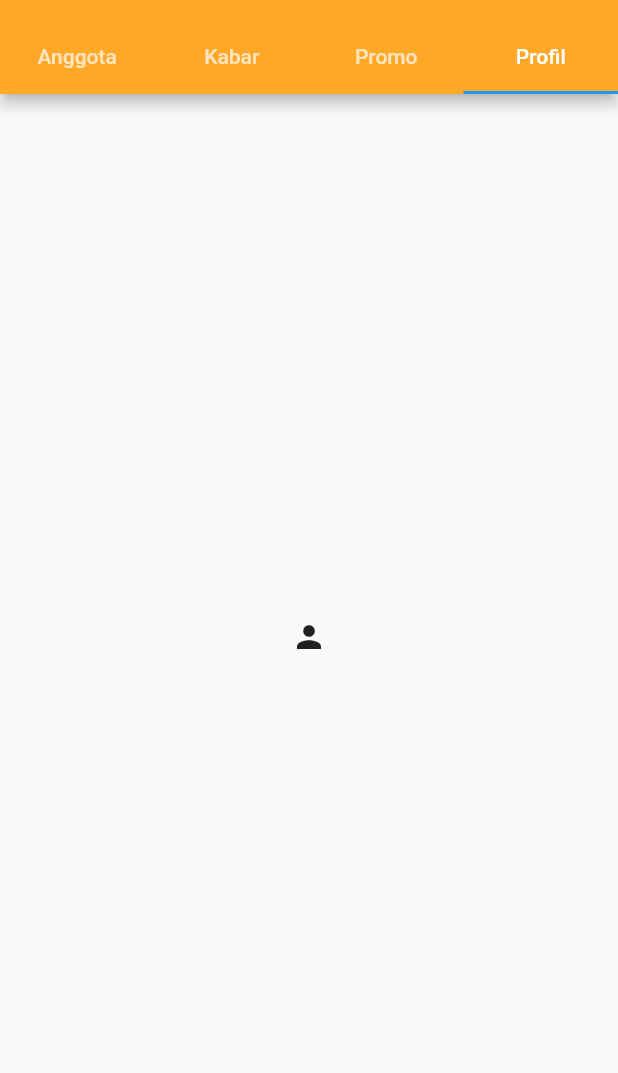
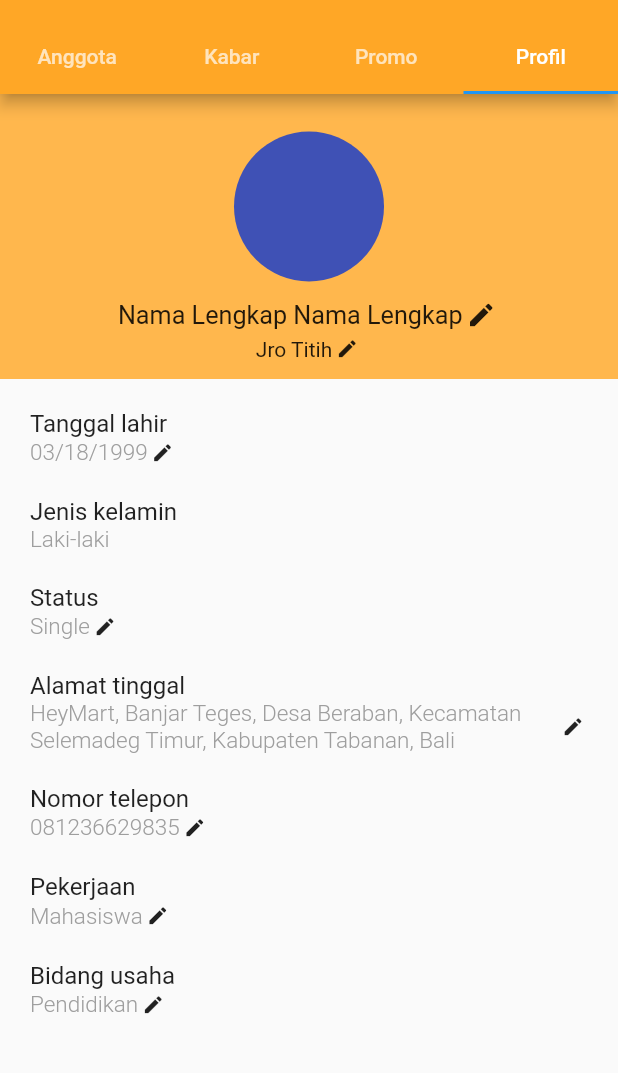
Before and after one commit to vayupranaditya/arya-kenceng-member, a Flutter app: the screen it shows after launch, tab 4 chosen, on a phone screen of 412 x 824 dp, the part 56-1129 px from its top. Run offline on Flutter 3.47's test engine with Material 2 defaults, Android fonts, the phone set to English and light mode, and no system bars; drawn by our look-alikes of auto_size_text.

Commit message:
profile done

```diff
--- a/lib/layout/home.dart
+++ b/lib/layout/home.dart
@@ -3,6 +3,7 @@ import 'package:auto_size_text/auto_size_text.dart';
 import 'homeMember.dart';
 import 'homeNewsfeed.dart';
 import 'homePromo.dart';
+import 'homeProfile.dart';
 
 class HomeFragment {
   static Widget buildHomeFragment() {
@@ -59,7 +60,7 @@ class HomeFragment {
               MemberFragment.buildMemberFragment(),
               NewsfeedFragment.buildNewsfeedFragment(),
               PromoFragment.buildPromoFragment(),
-              Icon(Icons.person),
+              ProfileFragment.buildProfileFragment(),
             ],
           ),
         ),
--- /dev/null
+++ b/lib/layout/homeProfile.dart
@@ -0,0 +1,204 @@
+import 'package:flutter/material.dart';
+
+class ProfileFragment {
+
+  static Widget buildProfileSummary() {
+    return Container(
+      width: double.infinity,
+      decoration: BoxDecoration(
+        color: Colors.orange[300],
+      ),
+      padding: EdgeInsets.only(top: 25.0, bottom: 10.0),
+      alignment: Alignment(0.0,0.0),
+      child: Column(
+        children: <Widget>[
+          Container(
+            child: CircleAvatar(
+              backgroundColor: Colors.indigo,
+              minRadius: 50.0,
+            ),
+          ),
+          Container(
+            padding: EdgeInsets.only(top:10.0),
+            child: Row(
+              mainAxisAlignment: MainAxisAlignment.center,
+              children: <Widget>[
+                Text("Nama Lengkap Nama Lengkap",
+                  textScaleFactor: 1.2,
+                  maxLines: 1,
+                ),
+                SizedBox(
+                  height: 25.0,
+                  width: 25.0,
+                  child: IconButton(
+                    padding: EdgeInsets.all(0.0),
+                    icon: Icon(Icons.edit),
+                    iconSize: 20.0,
+                    onPressed: () => {},
+                  ),
+                ),
+              ],
+            )
+          ),
+          Container(
+            child: Row(
+              mainAxisAlignment: MainAxisAlignment.center,
+              children: <Widget>[
+                Text("Jro Titih",
+                  maxLines: 1,
+                ),
+                SizedBox(
+                  height: 20.0,
+                  width: 20.0,
+                  child: IconButton(
+                    padding: EdgeInsets.all(0.0),
+                    icon: Icon(Icons.edit),
+                    iconSize: 15.0,
+                    onPressed: () => {},
+                  )
+                ),
+              ],
+            ),
+          )
+        ],
+      ),
+    );
+  }
+
+  static Widget buildEditableButton({@required bool isEditable, String url}) {
+    if (isEditable) {
+      return SizedBox(
+        height: 20.0,
+        width: 20.0,
+        child: IconButton(
+          padding: EdgeInsets.all(0.0),
+          icon: Icon(Icons.edit),
+          iconSize: 15.0,
+          onPressed: () => {},
+        ),
+      );
+    } else {
+      return SizedBox(
+        height: 0.0,
+        width: 0.0,
+      );
+    }
+  }
+
+  static Widget buildValue({@required String value, bool isMultiline = false}) {
+    if (isMultiline) {
+      return Expanded(
+        child: Text(value,
+          style: TextStyle(
+            fontWeight: FontWeight.w300,
+            fontSize: 15.0,
+            color: Colors.grey
+          ),
+        ),
+      );
+    } else {
+      return Container(
+        child: Text(value,
+          style: TextStyle(
+            fontWeight: FontWeight.w300,
+            fontSize: 15.0,
+            color: Colors.grey
+          ),
+        ),
+      );
+    }
+  }
+
+  static Widget buildField({@required String name, String type, String url, @required String value, bool isEditable = true, bool isMultiline = false}) {
+    return Container(
+      width: double.infinity,
+      padding: EdgeInsets.symmetric(vertical: 10.0),
+      child: Column(
+        crossAxisAlignment: CrossAxisAlignment.start,
+        children: <Widget>[
+          Text(name,
+            style: TextStyle(
+              fontSize: 16.0,
+            ),
+          ),
+          Row(
+            mainAxisSize: MainAxisSize.max,
+            children: <Widget>[
+              buildValue(
+                value: value,
+                isMultiline: isMultiline
+              ),
+              buildEditableButton(
+                isEditable:isEditable
+              )
+            ],
+          )
+        ],
+      ),
+    );
+  }
+
+  static Widget buildProfileDetail() {
+    return Container(
+      width: double.infinity,
+      child: Column(
+        crossAxisAlignment: CrossAxisAlignment.start,
+        children: <Widget>[
+          Container(
+            padding: EdgeInsets.symmetric(vertical: 10.0, horizontal: 20.0),
+            child: Column(
+              crossAxisAlignment: CrossAxisAlignment.start,
+              children: <Widget>[
+                buildField(
+                  name: "Tanggal lahir",
+                  value: "03/18/1999"
+                ),
+                buildField(
+                  name: "Jenis kelamin",
+                  value: "Laki-laki",
+                  isEditable: false,
+                ),
+                buildField(
+                  name: "Status",
+                  value: "Single"
+                ),
+                buildField(
+                  name: "Alamat tinggal",
+                  value: "HeyMart, Banjar Teges, Desa Beraban, Kecamatan Selemadeg Timur, Kabupaten Tabanan, Bali",
+                  isMultiline: true,
+                ),
+                buildField(
+                  name: "Nomor telepon",
+                  value: "081236629835"
+                ),
+                buildField(
+                  name: "Pekerjaan",
+                  value: "Mahasiswa"
+                ),
+                buildField(
+                  name: "Bidang usaha",
+                  value: "Pendidikan"
+                )
+              ],
+            ),
+          )
+        ],
+      ),
+    );
+  }
+
+  static Widget buildProfileFragment() {
+    return Column(
+      children: <Widget>[
+        Expanded(
+          child: ListView(
+            children: <Widget>[
+              buildProfileSummary(),
+              buildProfileDetail(),
+            ],
+          ),
+        )
+      ],
+    );
+  }
+}
```
